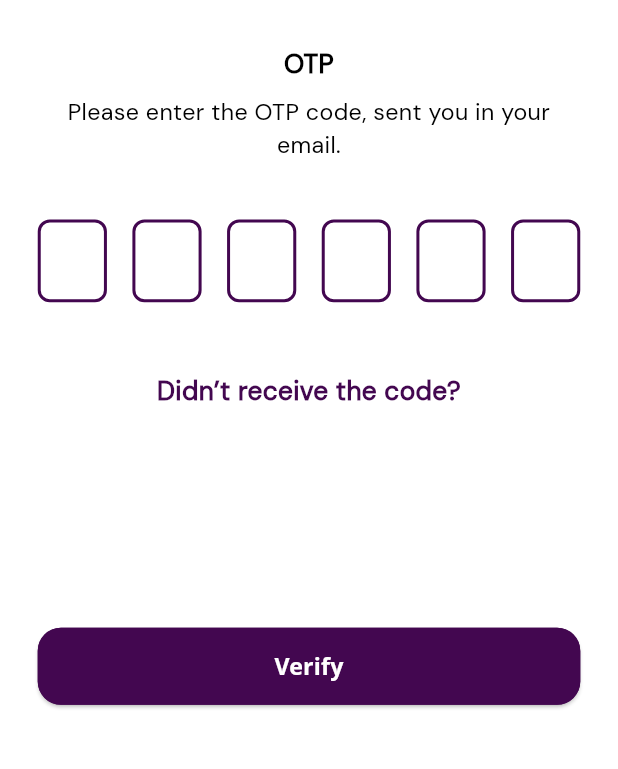
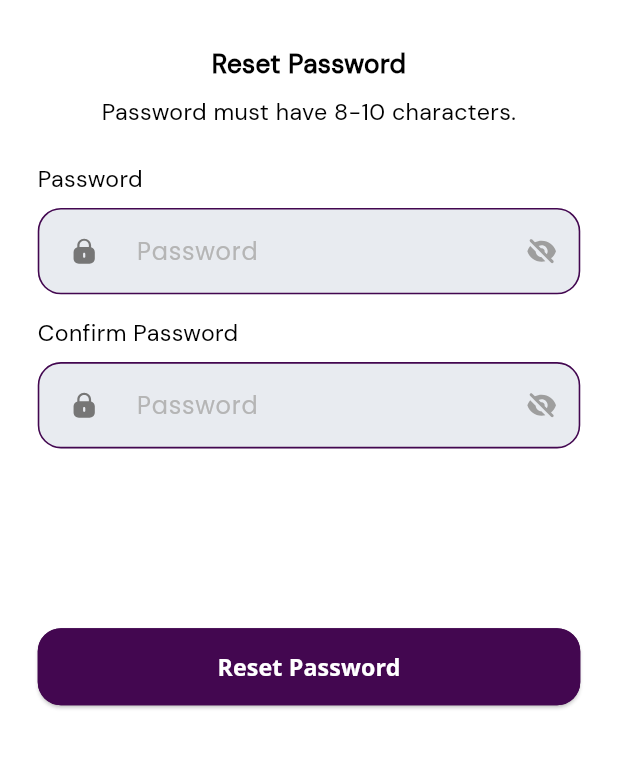
Before and after one commit to sparktechagency/Ndolo-Dataing-App, a Flutter app: the OtpScreen screen opened by its route, after a tap on "Verify", on a phone screen of 412 x 824 dp, the part 338-1107 px from its top. Run offline on Flutter 3.47's test engine with Material 3 defaults, Android fonts, the phone set to English and light mode, and no system bars; drawn by our look-alikes of pin_code_fields; our stand-ins replace country_picker, flutter_screenutil, flutter_spinkit, flutter_svg, get, image_picker and 3 more; missing offline and left inert: dart:ffi, mime_type; accounts and stored records are empty; Roboto replaces fonts that are missing (Open Sans).

Commit message:
Reset Password Screen Done

```diff
--- a/lib/helpers/route.dart
+++ b/lib/helpers/route.dart
@@ -1,6 +1,7 @@
 import 'package:get/get.dart';
 import '../views/screen/Auth/ForgotPass/forgot_password_screen.dart';
 import '../views/screen/Auth/OTPScreen/otp_screen.dart';
+import '../views/screen/Auth/ResetPass/reset_password_screen.dart';
 import '../views/screen/Auth/SignIn/sign_in_screen.dart';
 import '../views/screen/Categories/categories_screen.dart';
 import '../views/screen/Home/home_screen.dart';
@@ -14,6 +15,7 @@ class AppRoutes{
   static String signInScreen="/sign-in_screen";
   static String forgotPasswordScreen="/forgot_password_screen";
   static String otpScreen="/otp_screen";
+  static String resetPasswordScreen="/reset_password_screen";
   static String homeScreen="/home_screen";
   static String profileScreen="/profile_screen";
   static String categoriesScreen="/categories_screen";
@@ -24,6 +26,7 @@ class AppRoutes{
    GetPage(name:signInScreen, page: ()=> const SignInScreen()),
    GetPage(name:forgotPasswordScreen, page: ()=> const ForgotPasswordScreen()),
    GetPage(name:otpScreen, page: ()=> const OtpScreen()),
+   GetPage(name:resetPasswordScreen, page: ()=> const ResetPasswordScreen()),
    GetPage(name:homeScreen, page: ()=>const HomeScreen(),transition:Transition.noTransition),
     GetPage(name:categoriesScreen, page: ()=>const CategoriesScreen(),transition:Transition.noTransition),
     GetPage(name:profileScreen, page: ()=>const ProfileScreen(),transition: Transition.noTransition),
--- a/lib/views/screen/Auth/OTPScreen/otp_screen.dart
+++ b/lib/views/screen/Auth/OTPScreen/otp_screen.dart
@@ -59,7 +59,7 @@ class OtpScreen extends StatelessWidget {
               //=======================> Verify Button <=====================
               CustomButton(
                   onTap: () {
-                    Get.offAllNamed(AppRoutes.otpScreen);
+                    Get.offAllNamed(AppRoutes.resetPasswordScreen);
                   },
                   text: AppStrings.verify.tr),
             ],
--- /dev/null
+++ b/lib/views/screen/Auth/ResetPass/reset_password_screen.dart
@@ -0,0 +1,120 @@
+import 'package:flutter/material.dart';
+import 'package:flutter_screenutil/flutter_screenutil.dart';
+import 'package:flutter_svg/svg.dart';
+import 'package:get/get.dart';
+import '../../../../helpers/route.dart';
+import '../../../../utils/app_icons.dart';
+import '../../../../utils/app_strings.dart';
+import '../../../base/custom_app_bar.dart';
+import '../../../base/custom_button.dart';
+import '../../../base/custom_text.dart';
+import '../../../base/custom_text_field.dart';
+
+class ResetPasswordScreen extends StatefulWidget {
+  const ResetPasswordScreen({super.key});
+
+  @override
+  State<ResetPasswordScreen> createState() => _ResetPasswordScreenState();
+}
+
+class _ResetPasswordScreenState extends State<ResetPasswordScreen> {
+  final TextEditingController _passCTR = TextEditingController();
+  final TextEditingController _confirmPassCTR = TextEditingController();
+  final GlobalKey<FormState> _formKey = GlobalKey<FormState>();
+  @override
+  Widget build(BuildContext context) {
+    return Scaffold(
+      appBar: CustomAppBar(title: ''),
+      body: SingleChildScrollView(
+        child: Padding(
+          padding: EdgeInsets.symmetric(horizontal: 24.w),
+          child: Form(
+            key: _formKey,
+            child: Column(
+              crossAxisAlignment: CrossAxisAlignment.start,
+              children: [
+                SizedBox(height: 20.h),
+                Center(
+                  child: SvgPicture.asset(AppIcons.appLogo),
+                ),
+                SizedBox(height: 32.h),
+                Center(
+                  child: CustomText(
+                    text: AppStrings.resetPassword.tr,
+                    fontWeight: FontWeight.w700,
+                    fontSize: 18.sp,
+                    bottom: 8.h,
+                  ),
+                ),
+                Center(
+                  child: CustomText(
+                    text: AppStrings.passwordMustHave.tr,
+                    fontSize: 16.sp,
+                    maxLine: 2,
+                    bottom: 8.h,
+                  ),
+                ),
+                SizedBox(height: 16.h),
+                //=======================> Password Text Field <=====================
+                CustomText(
+                  text: AppStrings.password.tr,
+                  fontWeight: FontWeight.w500,
+                  fontSize: 16.sp,
+                  bottom: 8.h,
+                ),
+                CustomTextField(
+                  isPassword: true,
+                  controller: _passCTR,
+                  hintText: AppStrings.password.tr,
+                  prefixIcon: Padding(
+                    padding: EdgeInsets.symmetric(horizontal: 20.w),
+                    child: SvgPicture.asset(AppIcons.lock),
+                  ),
+                  validator: (value) {
+                    if (value == null || value.isEmpty) {
+                      return "Please enter your email";
+                    }
+                    return null;
+                  },
+                ),
+                SizedBox(height: 16.h),
+                //=======================> Confirm Password Text Field <=====================
+                CustomText(
+                  text: AppStrings.confirmPassword.tr,
+                  fontWeight: FontWeight.w500,
+                  fontSize: 16.sp,
+                  bottom: 8.h,
+                ),
+                CustomTextField(
+                  isPassword: true,
+                  controller: _confirmPassCTR,
+                  hintText: AppStrings.password.tr,
+                  prefixIcon: Padding(
+                    padding: EdgeInsets.symmetric(horizontal: 20.w),
+                    child: SvgPicture.asset(AppIcons.lock),
+                  ),
+                  validator: (value) {
+                    if (value == null || value.isEmpty) {
+                      return "Please enter your email";
+                    }
+                    return null;
+                  },
+                ),
+                SizedBox(height: 124.h),
+                //=======================> Get OTP Button <=====================
+                CustomButton(
+                    onTap: () {
+                      if (_formKey.currentState!.validate()) {
+                        //Get.offAllNamed(AppRoutes.otpScreen);
+                      }
+                    },
+                    text: AppStrings.resetPassword.tr),
+                SizedBox(height: 32.h),
+              ],
+            ),
+          ),
+        ),
+      ),
+    );
+  }
+}
```
